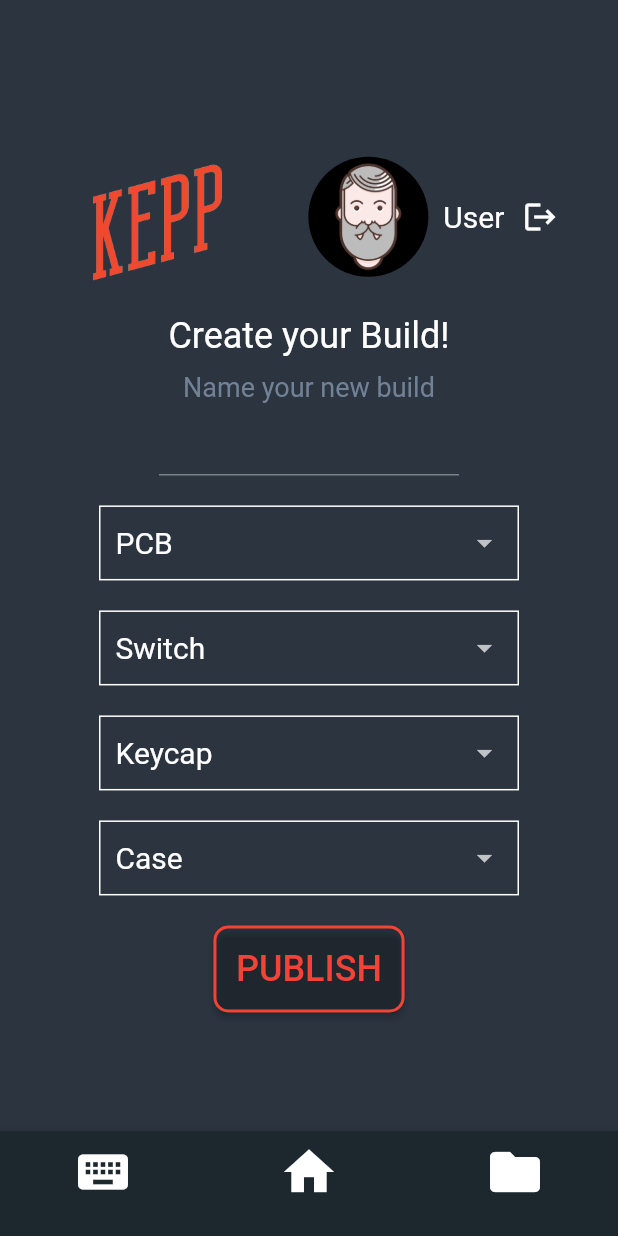
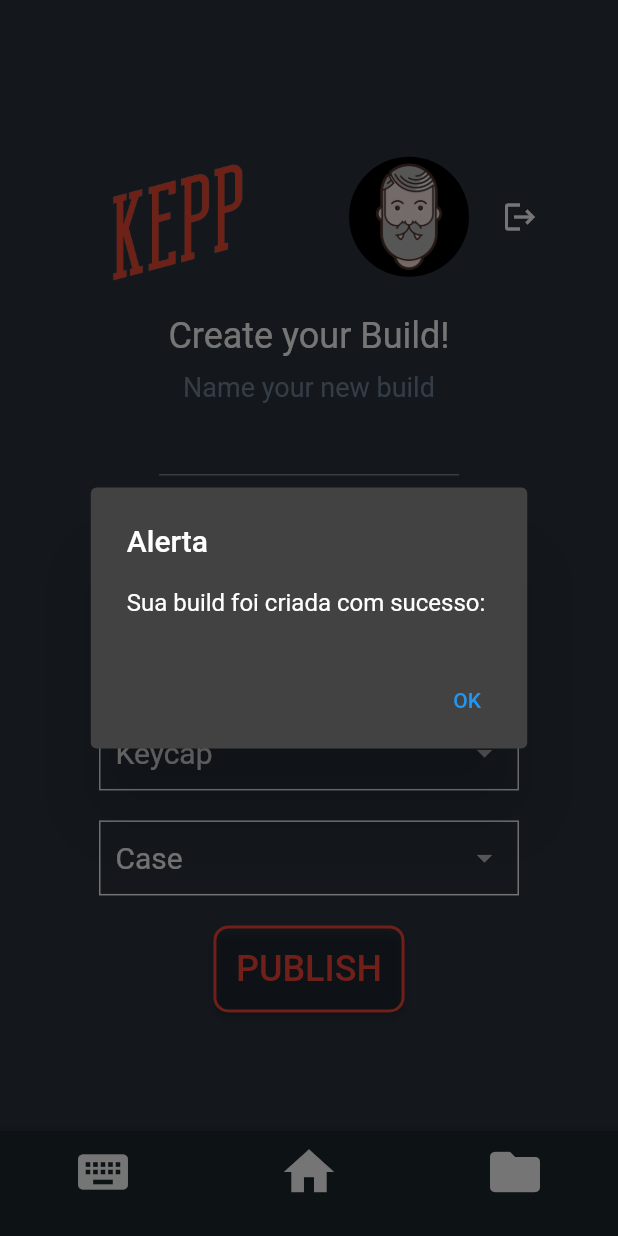
Before and after one commit to juliobonon/kepp, a Flutter app: the RouteManager screen opened directly, after a tap on "PUBLISH", on a phone screen of 412 x 824 dp. Run offline on Flutter 3.47's test engine with Material 2 defaults, Android fonts, the phone set to English and light mode, and no system bars; our stand-ins replace cloud_firestore, firebase_auth, firebase_core; missing offline and left inert: cloud_firestore_web, firebase_auth_web, firebase_core_web; accounts and stored records are empty; network calls fail.

Commit message:
Update createBuild.dart
 Changes to be committed:
	modified:   lib/components/componentDropdown.dart
	modified:   lib/pages/createBuild.dart
	modified:   lib/pages/home.dart
	modified:   lib/pages/login.dart

```diff
--- a/lib/pages/createBuild.dart
+++ b/lib/pages/createBuild.dart
@@ -1,7 +1,9 @@
 import 'package:cloud_firestore/cloud_firestore.dart';
 import 'package:flutter/material.dart';
+import 'package:kepp/components/alertDialog.dart';
 import 'package:kepp/components/keppButton.dart';
 import 'package:kepp/services/auth.dart';
+import 'package:kepp/services/database.dart';
 import 'package:provider/provider.dart';
 
 class CreateBuild extends StatefulWidget {
@@ -19,6 +21,23 @@ class _CreateBuildState extends State<CreateBuild> {
   List<String> switchList = ['', 'Cherry', 'Gateron', 'Outemu'];
   List<String> keycapList = ['', 'OEM', 'G-ABS', 'G-PBT'];
   List<String> caseList = ['', '60% Silver CNC', '60% Plastic KB'];
+
+  void publishBuild() {
+    try {
+      FirebaseFirestore.instance.collection('builds').add(
+        {
+          'name': buildName.text,
+          'PCB': pcbName.toString(),
+          'switch': switchName.toString(),
+          'keycap': keycapName.toString(),
+        },
+      );
+      showAlertDialog(
+          context, 'Sua build foi criada com sucesso: ' + buildName.text);
+    } catch (e) {
+      showAlertDialog(context, 'Problema em criar a build');
+    }
+  }
 
   @override
   Widget build(BuildContext context) {
@@ -46,10 +65,6 @@ class _CreateBuildState extends State<CreateBuild> {
                     Row(
                       children: [
                         SizedBox(width: 10),
-                        Text(
-                          'User',
-                          style: TextStyle(color: Colors.white, fontSize: 20.0),
-                        ),
                         IconButton(
                           icon: Icon(Icons.logout),
                           color: Colors.white,
@@ -88,7 +103,8 @@ class _CreateBuildState extends State<CreateBuild> {
                     child: Container(
                       width: 280,
                       decoration: BoxDecoration(
-                          border: Border.all(color: Colors.white)),
+                        border: Border.all(color: Colors.white),
+                      ),
                       child: Padding(
                         padding: const EdgeInsets.only(left: 10, right: 10),
                         child: Row(
@@ -242,18 +258,7 @@ class _CreateBuildState extends State<CreateBuild> {
                   SizedBox(height: 20),
                   KeppButton(
                     name: 'PUBLISH',
-                    onpressed: () {
-                      CollectionReference builds =
-                          FirebaseFirestore.instance.collection('builds');
-                      builds.add(
-                        {
-                          'name': buildName.text,
-                          'PCB': pcbName.toString(),
-                          'switch': switchName.toString(),
-                          'keycap': keycapName.toString(),
-                        },
-                      );
-                    },
+                    onpressed: publishBuild,
                   )
                 ],
               ),
--- a/lib/pages/home.dart
+++ b/lib/pages/home.dart
@@ -60,8 +60,8 @@ class _HomeState extends State<Home> {
             child: StreamBuilder<List<KeyboardBuild>>(
               stream: keyboardBuilds.products,
               builder: (context, snapshot) {
-                return keyboardBuilds != null
-                    ? ListView.builder(
+                if (keyboardBuilds != null) {
+                  return ListView.builder(
                     padding: EdgeInsets.all(10),
                     scrollDirection: Axis.vertical,
                     shrinkWrap: false,
@@ -88,8 +88,7 @@ class _HomeState extends State<Home> {
                                       icon: Icon(Icons.favorite),
                                       onPressed: () {}),
                                   IconButton(
-                                          icon: Icon(Icons.save),
-                                          onPressed: () {}),
+                                      icon: Icon(Icons.save), onPressed: () {}),
                                 ],
                               )
                             ],
@@ -97,8 +96,10 @@ class _HomeState extends State<Home> {
                         ),
                       );
                     },
-                      )
-                    : CircularProgressIndicator();
+                  );
+                } else {
+                  return CircularProgressIndicator();
+                }
               },
             ),
           )
```
Also changed, not shown: lib/components/componentDropdown.dart (+20 -8 lines), lib/pages/login.dart (+7 -3 lines). Lines whose indentation alone changed are shown as unchanged.
